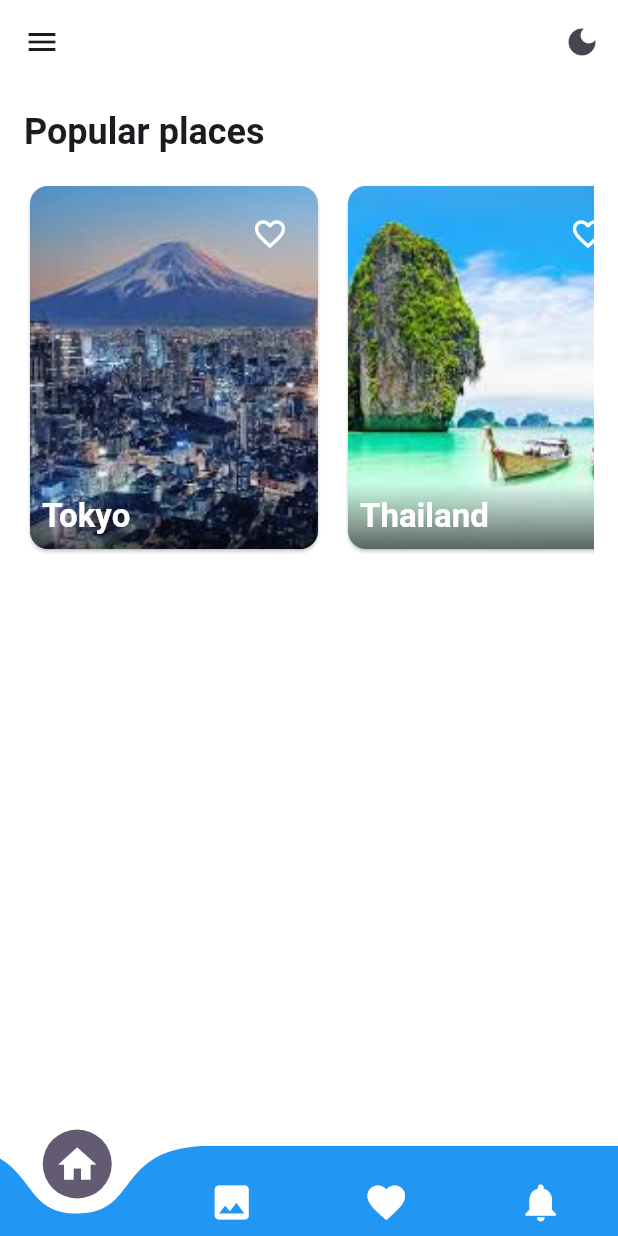
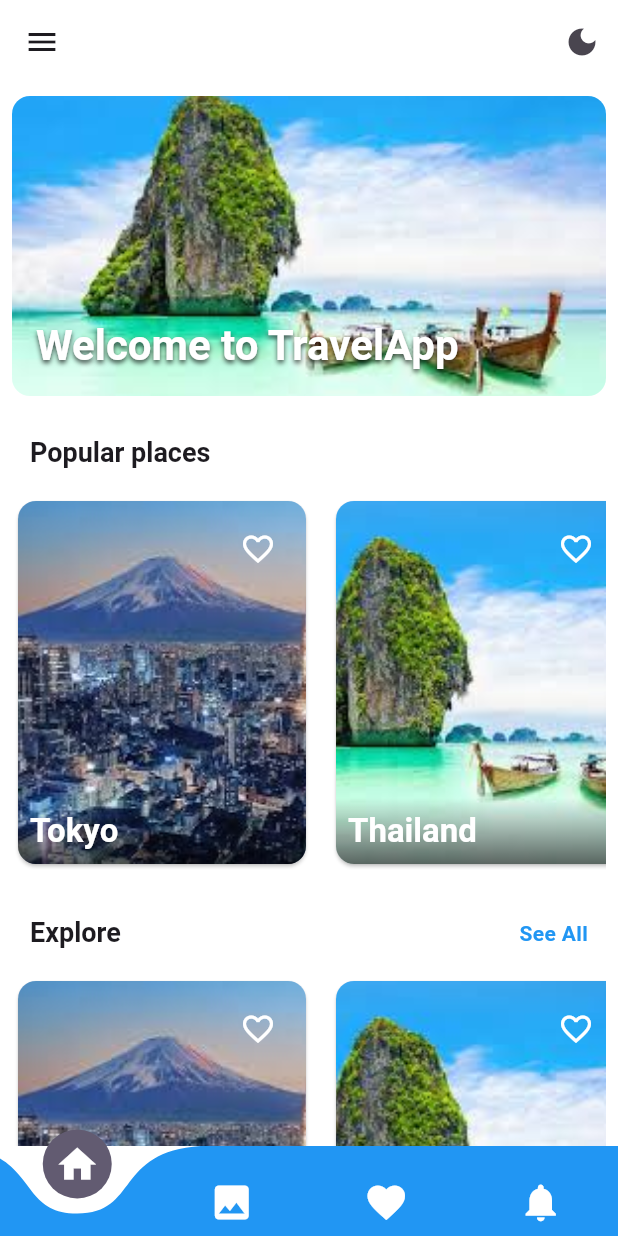
Before and after one commit to kimo-1130/Flutter-App, a Flutter app: the HomeScreen screen opened by its route, on a phone screen of 412 x 824 dp. Run offline on Flutter 3.47's test engine with Material 3 defaults, Android fonts, the phone set to English and light mode, and no system bars; drawn by our look-alikes of curved_navigation_bar.

Commit message:
edit the app

```diff
--- a/lib/screens/home_screen.dart
+++ b/lib/screens/home_screen.dart
@@ -14,6 +14,41 @@ class HomeScreen extends StatefulWidget {
   _HomeScreenState createState() => _HomeScreenState();
 }
 
+Widget _buildCategoryCard(ThemeData theme, String title, String imagePath) {
+  return Container(
+    width: 150,
+    margin: const EdgeInsets.only(right: 12),
+    padding: const EdgeInsets.all(8.0),
+    decoration: BoxDecoration(
+      color: theme.primaryColor.withOpacity(0.05),
+      borderRadius: BorderRadius.circular(16),
+    ),
+    child: Row(
+      children: [
+        ClipRRect(
+          borderRadius: BorderRadius.circular(12),
+          child: Image.asset(
+            imagePath,
+            width: 60,
+            height: 60,
+            fit: BoxFit.cover,
+          ),
+        ),
+        const SizedBox(width: 8),
+        Expanded(
+          child: Text(
+            title,
+            style: theme.textTheme.bodyMedium?.copyWith(
+              fontWeight: FontWeight.bold,
+            ),
+            overflow: TextOverflow.ellipsis,
+          ),
+        ),
+      ],
+    ),
+  );
+}
+
 class _HomeScreenState extends State<HomeScreen> {
   @override
   Widget build(BuildContext context) {
@@ -26,15 +61,56 @@ class _HomeScreenState extends State<HomeScreen> {
       {'title': 'India', 'image': 'assets/images/india.jpg'},
     ];
 
-    return Padding(
-      padding: const EdgeInsets.all(16.0),
+    return SingleChildScrollView(
+      child: Padding(
+        padding: const EdgeInsets.all(8.0),
         child: Column(
           crossAxisAlignment: CrossAxisAlignment.start,
           children: [
-          Text(
+            // Welcome Banner
+            Stack(
+              children: [
+                ClipRRect(
+                  borderRadius: BorderRadius.circular(12),
+                  child: Image.asset(
+                    'assets/images/thailand.jpg',
+                    width: double.infinity,
+                    height: 200,
+                    fit: BoxFit.cover,
+                  ),
+                ),
+                Positioned(
+                  bottom: 16,
+                  left: 16,
+                  child: Text(
+                    "Welcome to TravelApp",
+                    style: theme.textTheme.headlineMedium?.copyWith(
+                      fontWeight: FontWeight.bold,
+                      color: Colors.white,
+                      shadows: [
+                        Shadow(
+                          color: Colors.black.withOpacity(0.7),
+                          offset: Offset(0, 2),
+                          blurRadius: 4,
+                        ),
+                      ],
+                    ),
+                  ),
+                ),
+              ],
+            ),
+            const SizedBox(height: 26),
+            // Categories
+
+            // Popular places
+            Padding(
+              padding: const EdgeInsets.symmetric(horizontal: 12.0),
+              child: Text(
                 "Popular places",
                 style: theme.textTheme.headlineSmall?.copyWith(
                   fontWeight: FontWeight.bold,
+                  fontSize: 18,
+                ),
               ),
             ),
             const SizedBox(height: 16),
@@ -52,7 +128,56 @@ class _HomeScreenState extends State<HomeScreen> {
                 },
               ),
             ),
+            const SizedBox(
+              height: 30,
+            ),
+            Padding(
+              padding: const EdgeInsets.symmetric(horizontal: 12.0),
+              child: Row(
+                mainAxisAlignment: MainAxisAlignment.spaceBetween,
+                children: [
+                  Text(
+                    "Explore",
+                    style: theme.textTheme.headlineSmall?.copyWith(
+                      fontWeight: FontWeight.bold,
+                      fontSize: 18,
+                    ),
+                  ),
+                  GestureDetector(
+                    onTap: () {
+                      Navigator.pushNamed(context, '/gallery');
+                    },
+                    child: Text(
+                      "See All",
+                      style: theme.textTheme.bodyMedium?.copyWith(
+                        color: theme.primaryColor,
+                        fontWeight: FontWeight.bold,
+                      ),
+                    ),
+                  ),
                 ],
+              ),
+            ),
+            const SizedBox(height: 16),
+            SizedBox(
+              height: 250,
+              child: ListView.builder(
+                scrollDirection: Axis.horizontal,
+                itemCount: destinations.length,
+                itemBuilder: (context, index) {
+                  return _buildDestinationCard(
+                    theme,
+                    destinations[index]['title']!,
+                    destinations[index]['image']!,
+                  );
+                },
+              ),
+            ),
+            const SizedBox(
+              height: 20,
+            ),
+          ],
+        ),
       ),
     );
   }
```
Also changed, not shown: lib/main.dart (+5 -2 lines), lib/screens/favorites_screen.dart (+7 -3 lines), lib/screens/gallery_screen.dart (+112 -44 lines). Lines whose indentation alone changed are shown as unchanged.
